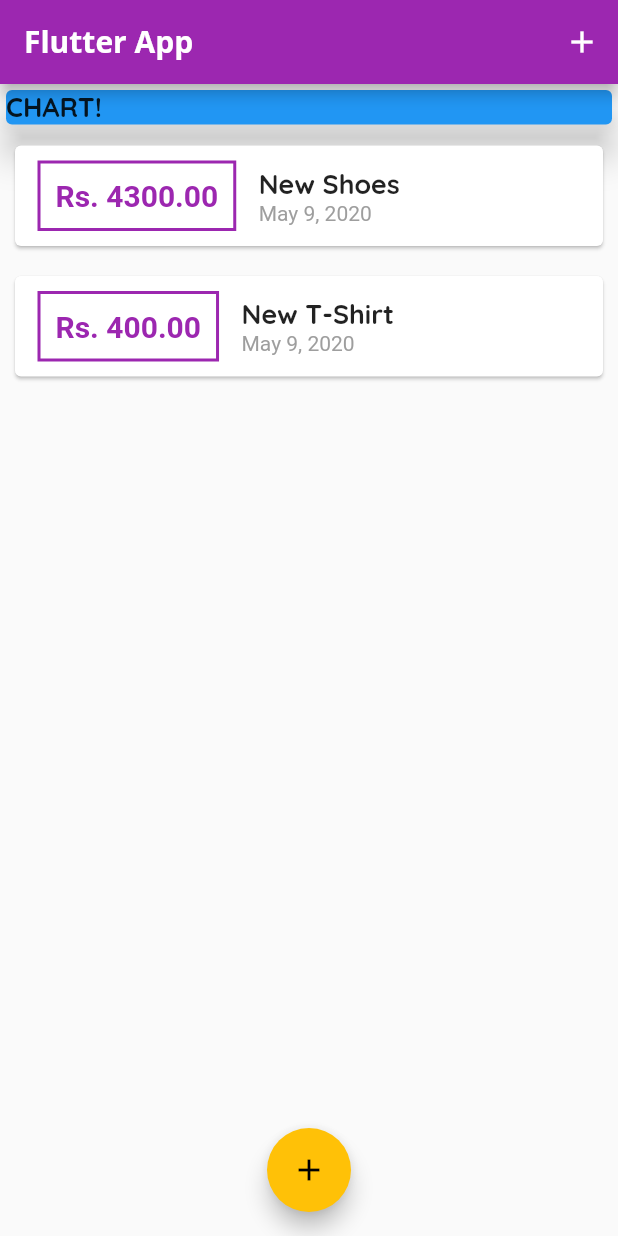
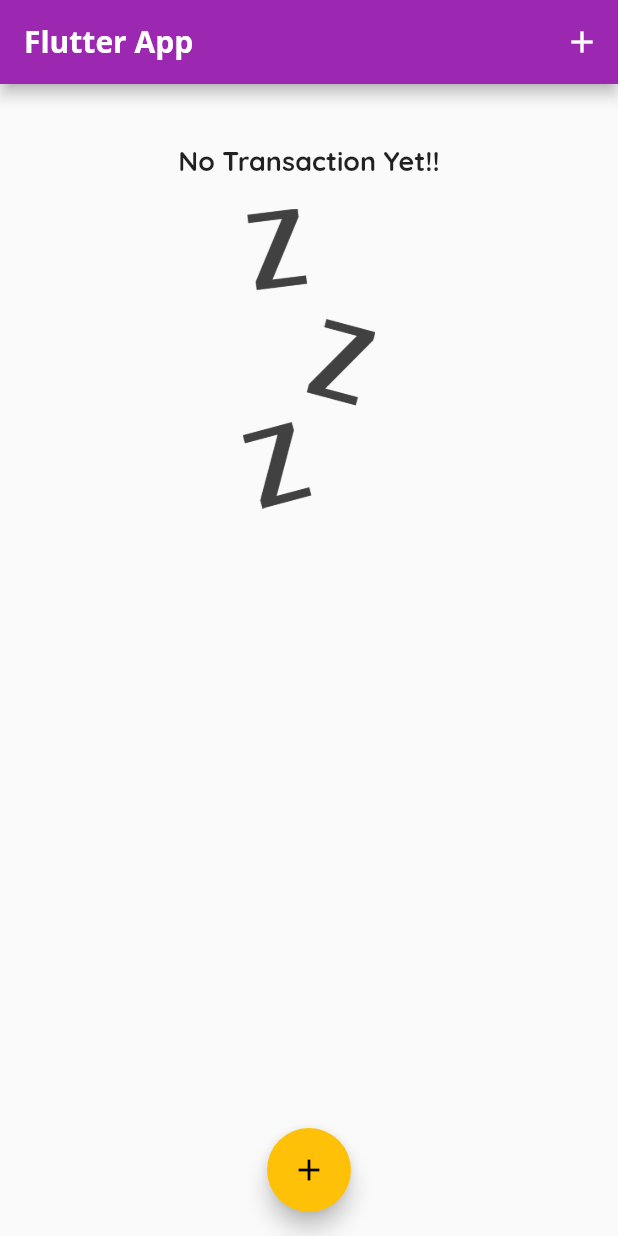
Before and after one commit to ritwik0706/Expense-App, a Flutter app: the screen it shows after launch, on a phone screen of 412 x 824 dp. Run offline on Flutter 3.47's test engine with Material 2 defaults, Android fonts, the phone set to English and light mode, and no system bars.

Commit message:
Working on Chart

```diff
--- a/lib/main.dart
+++ b/lib/main.dart
@@ -1,3 +1,4 @@
+import 'package:expense_app/widgets/chart.dart';
 import 'package:flutter/material.dart';
 
 import './models/transaction.dart';
@@ -44,19 +45,25 @@ class MyHomePage extends StatefulWidget {
 
 class _MyHomePageState extends State<MyHomePage> {
   final List<Transaction> _userTransactions = [
-    Transaction(
-      id: 't1',
-      title: 'New Shoes',
-      amount: 4300,
-      date: DateTime.now(),
-    ),
-    Transaction(
-      id: 't1',
-      title: 'New T-Shirt',
-      amount: 400,
-      date: DateTime.now(),
-    )
+    // Transaction(
+    //   id: 't1',
+    //   title: 'New Shoes',
+    //   amount: 4300,
+    //   date: DateTime.now(),
+    // ),
+    // Transaction(
+    //   id: 't1',
+    //   title: 'New T-Shirt',
+    //   amount: 400,
+    //   date: DateTime.now(),
+    // )
   ];
+
+  List<Transaction> get _recentTransactions {
+    return _userTransactions.where((element) {
+      return element.date.isAfter(DateTime.now().subtract(Duration(days: 7)));
+    }).toList();
+  }
 
   void _addNewTransaction(String title, double amount) {
     final newTx = Transaction(
@@ -98,17 +105,7 @@ class _MyHomePageState extends State<MyHomePage> {
         child: Column(
           crossAxisAlignment: CrossAxisAlignment.stretch,
           children: <Widget>[
-            Container(
-              width: double.infinity,
-              child: Card(
-                child: Text(
-                  'CHART!',
-                  style: Theme.of(context).textTheme.headline6,
-                ),
-                color: Colors.blue,
-                elevation: 10,
-              ),
-            ),
+            Chart(_recentTransactions),
             TransactionList(_userTransactions)
           ],
         ),
--- /dev/null
+++ b/lib/widgets/chart.dart
@@ -0,0 +1,38 @@
+import 'package:expense_app/models/transaction.dart';
+import 'package:flutter/material.dart';
+import 'package:intl/intl.dart';
+
+class Chart extends StatelessWidget {
+  final List<Transaction> _recentTransactions;
+
+  Chart(this._recentTransactions);
+
+  List<Map<String, Object>> get groupedTransactions {
+    return List.generate(7, (index) {
+      final weekDay = DateTime.now().subtract(Duration(days: index));
+      double totalSum = 0;
+
+      for (int i = 0; i < _recentTransactions.length; i++) {
+        if (_recentTransactions[i].date.day == weekDay.day &&
+            _recentTransactions[i].date.month == weekDay.month &&
+            _recentTransactions[i].date.year == weekDay.year) {
+          totalSum += _recentTransactions[i].amount;
+        }
+      }
+      print(weekDay);
+      return {'day': DateFormat.E().format(weekDay), 'amount': totalSum};
+    });
+  }
+
+  @override
+  Widget build(BuildContext context) {
+    print(groupedTransactions);
+    return Card(
+      elevation: 10,
+      margin: EdgeInsets.all(20),
+      child: Row(
+        children: <Widget>[],
+      ),
+    );
+  }
+}
--- a/lib/widgets/transactions_list.dart
+++ b/lib/widgets/transactions_list.dart
@@ -12,14 +12,33 @@ class TransactionList extends StatelessWidget {
   Widget build(BuildContext context) {
     return Container(
       height: 500,
-        child: ListView.builder(
+      child: transactions.isEmpty
+          ? Column(
+              children: <Widget>[
+                Text(
+                  'No Transaction Yet!!',
+                  style: Theme.of(context).textTheme.headline6,
+                ),
+                SizedBox(height: 20 ,),
+                Container(
+                  // margin: EdgeInsets.fromLTRB(0, 100, 0, 0),
+                  height: 200,
+                  child: Image.asset(
+                    'assets/images/waiting.png',
+                    fit: BoxFit.cover,
+                  ),
+                )
+              ],
+            )
+          : ListView.builder(
               itemBuilder: (ctx, index) {
                 return Card(
                   margin: EdgeInsets.all(10),
                   child: Row(
                     children: [
                       Container(
-                    margin: EdgeInsets.symmetric(vertical: 10, horizontal: 15),
+                        margin:
+                            EdgeInsets.symmetric(vertical: 10, horizontal: 15),
                         decoration: BoxDecoration(
                           border: Border.all(
                             color: Colors.purple,
--- a/pubspec.yaml
+++ b/pubspec.yaml
@@ -46,8 +46,8 @@ flutter:
   uses-material-design: true
 
   # To add assets to your application, add an assets section, like this:
-  # assets:
-  #   - images/a_dot_burr.jpeg
+  assets:
+    - assets/images/waiting.png
   #   - images/a_dot_ham.jpeg
 
   # An image asset can refer to one or more resolution-specific "variants", see
```
Also changed, not shown: assets/images/waiting.png (added). Lines whose indentation alone changed are shown as unchanged.
